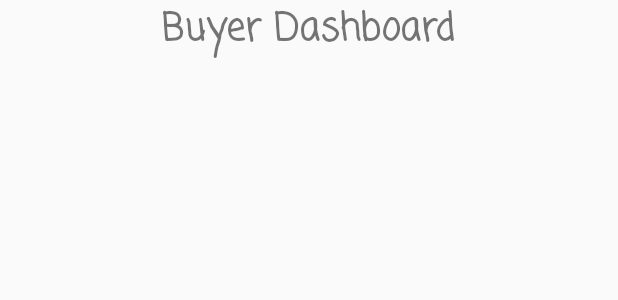
After one commit to beephee/buzzarpheewhale, an Android app: the layout activity_buyer.xml on its own in the app's theme, with its tools: preview values and no code run, on a phone screen of 412 x 824 dp. The commit adds this screen. Shown: the top 300 px of the screen. Run offline under Robolectric (Android 15) with nearby library versions, the phone set to English and light mode, and no system bars.

Commit message:
Added blank courier and buyer dashboard

```diff
--- a/FirebaseAuthDemo/app/build.gradle
+++ b/FirebaseAuthDemo/app/build.gradle
@@ -32,4 +32,6 @@ dependencies {
 
 
 
+
+
 apply plugin: 'com.google.gms.google-services'
--- a/FirebaseAuthDemo/app/src/main/AndroidManifest.xml
+++ b/FirebaseAuthDemo/app/src/main/AndroidManifest.xml
@@ -17,7 +17,9 @@
             </intent-filter>
         </activity>
         <activity android:name=".ProfileActivity" />
-        <activity android:name=".LoginActivity"></activity>
+        <activity android:name=".LoginActivity" />
+        <activity android:name=".CourierActivity"></activity>
+        <activity android:name=".BuyerActivity"></activity>
     </application>
 
 </manifest>
--- /dev/null
+++ b/FirebaseAuthDemo/app/src/main/res/layout/activity_buyer.xml
@@ -0,0 +1,21 @@
+<?xml version="1.0" encoding="utf-8"?>
+<RelativeLayout xmlns:android="http://schemas.android.com/apk/res/android"
+    xmlns:app="http://schemas.android.com/apk/res-auto"
+    xmlns:tools="http://schemas.android.com/tools"
+    android:layout_width="match_parent"
+    android:layout_height="match_parent"
+    tools:context="com.example.android.firebaseauthdemo.BuyerActivity">
+
+    <TextView
+        android:layout_width="wrap_content"
+        android:layout_height="wrap_content"
+        android:layout_marginTop="0dp"
+        android:layout_centerHorizontal="true"
+        android:id="@+id/textViewBuyerDB"
+        android:text="Buyer Dashboard"
+        android:fontFamily="casual"
+        android:textStyle="bold"
+        android:textSize="25sp"
+        android:layout_gravity="center_horizontal" />
+
+</RelativeLayout>
--- a/FirebaseAuthDemo/app/src/main/res/layout/activity_login.xml
+++ b/FirebaseAuthDemo/app/src/main/res/layout/activity_login.xml
@@ -27,6 +27,7 @@
             android:height="133sp"
             android:id="@+id/textView"
             android:layout_gravity="center_horizontal" />
+
 
         <EditText
             android:id="@+id/editTextEmail"
--- a/FirebaseAuthDemo/app/src/main/res/layout/activity_main.xml
+++ b/FirebaseAuthDemo/app/src/main/res/layout/activity_main.xml
@@ -22,7 +22,7 @@
             android:fontFamily="casual"
             android:textStyle="bold"
             android:textSize="48sp"
-            android:id="@+id/textView"
+            android:id="@+id/textViewLogo"
             android:layout_gravity="center_horizontal" />
 
         <TextView
@@ -34,7 +34,7 @@
             android:textSize="25sp"
             android:textStyle="bold"
             android:textAllCaps="true"
-            android:id="@+id/textView"
+            android:id="@+id/textViewDesc"
             android:layout_gravity="center_horizontal" />
 
         <EditText
```
Also changed, not shown: FirebaseAuthDemo/app/src/main/java/com/example/android/firebaseauthdemo/BuyerActivity.java (added, +13 -0 lines), FirebaseAuthDemo/app/src/main/java/com/example/android/firebaseauthdemo/CourierActivity.java (added, +13 -0 lines), FirebaseAuthDemo/app/src/main/java/com/example/android/firebaseauthdemo/ProfileActivity.java (+14 -0 lines), FirebaseAuthDemo/app/src/main/res/layout/activity_courier.xml (added, +21 -0 lines), FirebaseAuthDemo/app/src/main/res/layout/activity_profile.xml (+10 -5 lines).
